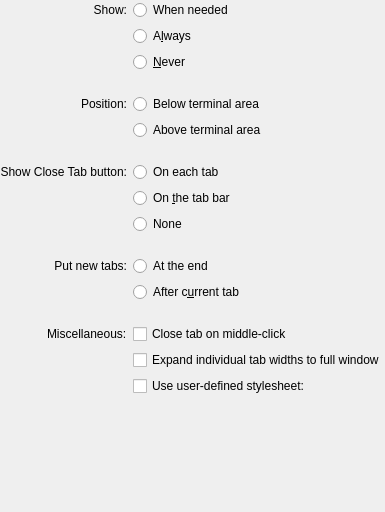
This is src/settings/TabBarSettings.ui in KDE/konsole as Qt 5 draws it before an edit. The edited form follows.
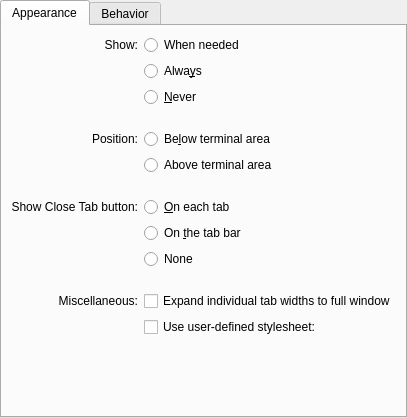
This is the edited form. Custom widgets are drawn as their Qt base class.

Commit message: Split tab bar configuration into two pages

```diff
--- a/src/settings/TabBarSettings.ui
+++ b/src/settings/TabBarSettings.ui
@@ -6,8 +6,8 @@
    <rect>
     <x>0</x>
     <y>0</y>
-    <width>384</width>
-    <height>512</height>
+    <width>382</width>
+    <height>418</height>
    </rect>
   </property>
   <layout class="QVBoxLayout" name="verticalLayout">
@@ -27,10 +27,53 @@
     <number>0</number>
    </property>
    <item>
-    <layout class="QGridLayout" name="gridLayout" columnstretch="0,0,1">
+    <widget class="QTabWidget" name="tabs">
+     <property name="currentIndex">
+      <number>0</number>
+     </property>
+     <widget class="QWidget" name="appearanceTab">
+      <attribute name="title">
+       <string comment="@title:tab Tab bar settings">Appearance</string>
+      </attribute>
+      <layout class="QVBoxLayout" name="verticalLayout_2">
+       <property name="spacing">
+        <number>0</number>
+       </property>
+       <item>
+        <layout class="QGridLayout" name="appearanceTabLayout" columnstretch="0,0,1">
      <property name="spacing">
       <number>6</number>
      </property>
+         <item row="0" column="0">
+          <widget class="QLabel" name="showTabBarLabel">
+           <property name="text">
+            <string>Show:</string>
+           </property>
+           <property name="alignment">
+            <set>Qt::AlignRight|Qt::AlignTrailing|Qt::AlignVCenter</set>
+           </property>
+          </widget>
+         </item>
+         <item row="0" column="1" colspan="2">
+          <widget class="QRadioButton" name="ShowTabBarWhenNeeded">
+           <property name="text">
+            <string>When needed</string>
+           </property>
+           <attribute name="buttonGroup">
+            <string notr="true">kcfg_TabBarVisibility</string>
+           </attribute>
+          </widget>
+         </item>
+         <item row="1" column="1" colspan="2">
+          <widget class="QRadioButton" name="AlwaysShowTabBar">
+           <property name="text">
+            <string>Alwa&amp;ys</string>
+           </property>
+           <attribute name="buttonGroup">
+            <string notr="true">kcfg_TabBarVisibility</string>
+           </attribute>
+          </widget>
+         </item>
      <item row="2" column="1" colspan="2">
       <widget class="QRadioButton" name="AlwaysHideTabBar">
        <property name="text">
@@ -41,32 +84,150 @@
        </attribute>
       </widget>
      </item>
-     <item row="16" column="1" colspan="2">
+         <item row="3" column="1" colspan="2">
+          <spacer>
+           <property name="orientation">
+            <enum>Qt::Vertical</enum>
+           </property>
+           <property name="sizeType">
+            <enum>QSizePolicy::Fixed</enum>
+           </property>
+           <property name="sizeHint" stdset="0">
+            <size>
+             <width>20</width>
+             <height>16</height>
+            </size>
+           </property>
+          </spacer>
+         </item>
+         <item row="4" column="0">
+          <widget class="QLabel" name="positionLabel">
+           <property name="text">
+            <string>Position:</string>
+           </property>
+           <property name="alignment">
+            <set>Qt::AlignRight|Qt::AlignTrailing|Qt::AlignVCenter</set>
+           </property>
+          </widget>
+         </item>
+         <item row="4" column="1" colspan="2">
+          <widget class="QRadioButton" name="Bottom">
+           <property name="text">
+            <string>Be&amp;low terminal area</string>
+           </property>
+           <attribute name="buttonGroup">
+            <string notr="true">kcfg_TabBarPosition</string>
+           </attribute>
+          </widget>
+         </item>
+         <item row="5" column="1" colspan="2">
+          <widget class="QRadioButton" name="Top">
+           <property name="text">
+            <string>Above terminal area</string>
+           </property>
+           <attribute name="buttonGroup">
+            <string notr="true">kcfg_TabBarPosition</string>
+           </attribute>
+          </widget>
+         </item>
+         <item row="6" column="1" colspan="2">
+          <spacer>
+           <property name="orientation">
+            <enum>Qt::Vertical</enum>
+           </property>
+           <property name="sizeType">
+            <enum>QSizePolicy::Fixed</enum>
+           </property>
+           <property name="sizeHint" stdset="0">
+            <size>
+             <width>20</width>
+             <height>16</height>
+            </size>
+           </property>
+          </spacer>
+         </item>
+         <item row="7" column="0" alignment="Qt::AlignRight">
+          <widget class="QLabel" name="showCloseTabButtonLabel">
+           <property name="text">
+            <string>Show Close Tab button:</string>
+           </property>
+           <property name="alignment">
+            <set>Qt::AlignRight|Qt::AlignTrailing|Qt::AlignVCenter</set>
+           </property>
+          </widget>
+         </item>
+         <item row="7" column="1" colspan="2">
+          <widget class="QRadioButton" name="OnEachTab">
+           <property name="text">
+            <string>&amp;On each tab</string>
+           </property>
+           <attribute name="buttonGroup">
+            <string notr="true">kcfg_CloseTabButton</string>
+           </attribute>
+          </widget>
+         </item>
+         <item row="8" column="1" colspan="2">
+          <widget class="QRadioButton" name="OnTabBar">
+           <property name="text">
+            <string>On &amp;the tab bar</string>
+           </property>
+           <attribute name="buttonGroup">
+            <string notr="true">kcfg_CloseTabButton</string>
+           </attribute>
+          </widget>
+         </item>
+         <item row="9" column="1" colspan="2">
+          <widget class="QRadioButton" name="None">
+           <property name="text">
+            <string comment="Do not show a close button">None</string>
+           </property>
+           <attribute name="buttonGroup">
+            <string notr="true">kcfg_CloseTabButton</string>
+           </attribute>
+          </widget>
+         </item>
+         <item row="10" column="1" colspan="2">
+          <spacer>
+           <property name="orientation">
+            <enum>Qt::Vertical</enum>
+           </property>
+           <property name="sizeType">
+            <enum>QSizePolicy::Fixed</enum>
+           </property>
+           <property name="sizeHint" stdset="0">
+            <size>
+             <width>20</width>
+             <height>16</height>
+            </size>
+           </property>
+          </spacer>
+         </item>
+         <item row="11" column="0">
+          <widget class="QLabel" name="miscellaneousAppearanceLabel">
+           <property name="text">
+            <string comment="@item:intext Miscellaneous Options">Miscellaneous:</string>
+           </property>
+           <property name="alignment">
+            <set>Qt::AlignRight|Qt::AlignTrailing|Qt::AlignVCenter</set>
+           </property>
+          </widget>
+         </item>
+         <item row="11" column="1" colspan="2">
+          <widget class="QCheckBox" name="kcfg_ExpandTabWidth">
+           <property name="text">
+            <string>Expand individual tab widths to full window</string>
+           </property>
+          </widget>
+         </item>
+         <item row="12" column="1" colspan="2">
       <widget class="QCheckBox" name="kcfg_TabBarUseUserStyleSheet">
        <property name="text">
         <string>Use user-defined stylesheet:</string>
        </property>
       </widget>
      </item>
-     <item row="12" column="1" colspan="2">
-      <widget class="QRadioButton" name="PutNewTabAfterCurrentTab">
-       <property name="text">
-        <string>After c&amp;urrent tab</string>
-       </property>
-       <attribute name="buttonGroup">
-        <string notr="true">kcfg_NewTabBehavior</string>
-       </attribute>
-      </widget>
-     </item>
-     <item row="14" column="1" colspan="2">
-      <widget class="QCheckBox" name="kcfg_CloseTabOnMiddleMouseButton">
-       <property name="text">
-        <string>Close tab on middle-click</string>
-       </property>
-      </widget>
-     </item>
-     <item row="17" column="1">
-      <spacer name="horizontalSpacer">
+         <item row="13" column="1">
+          <spacer>
        <property name="orientation">
         <enum>Qt::Horizontal</enum>
        </property>
@@ -81,27 +242,7 @@
        </property>
       </spacer>
      </item>
-     <item row="9" column="1" colspan="2">
-      <widget class="QRadioButton" name="None">
-       <property name="text">
-        <string comment="Do not show a close button">None</string>
-       </property>
-       <attribute name="buttonGroup">
-        <string notr="true">kcfg_CloseTabButton</string>
-       </attribute>
-      </widget>
-     </item>
-     <item row="7" column="0" alignment="Qt::AlignRight">
-      <widget class="QLabel" name="showCloseTabButtonLabel">
-       <property name="text">
-        <string>Show Close Tab button:</string>
-       </property>
-       <property name="alignment">
-        <set>Qt::AlignRight|Qt::AlignTrailing|Qt::AlignVCenter</set>
-       </property>
-      </widget>
-     </item>
-     <item row="17" column="2">
+         <item row="13" column="2">
       <widget class="KUrlRequester" name="kcfg_TabBarUserStyleSheetFile">
        <property name="enabled">
         <bool>false</bool>
@@ -114,50 +255,37 @@
        </property>
       </widget>
      </item>
-     <item row="8" column="1" colspan="2">
-      <widget class="QRadioButton" name="OnTabBar">
-       <property name="text">
-        <string>On &amp;the tab bar</string>
-       </property>
-       <attribute name="buttonGroup">
-        <string notr="true">kcfg_CloseTabButton</string>
-       </attribute>
-      </widget>
-     </item>
-     <item row="13" column="2">
-      <spacer name="verticalSpacer_3">
+        </layout>
+       </item>
+       <item>
+        <spacer>
        <property name="orientation">
         <enum>Qt::Vertical</enum>
        </property>
-       <property name="sizeType">
-        <enum>QSizePolicy::Fixed</enum>
-       </property>
        <property name="sizeHint" stdset="0">
         <size>
-         <width>20</width>
-         <height>16</height>
+           <width>0</width>
+           <height>0</height>
         </size>
        </property>
       </spacer>
      </item>
-     <item row="7" column="1" colspan="2">
-      <widget class="QRadioButton" name="OnEachTab">
-       <property name="text">
-        <string>On each tab</string>
-       </property>
-       <attribute name="buttonGroup">
-        <string notr="true">kcfg_CloseTabButton</string>
-       </attribute>
-      </widget>
-     </item>
-     <item row="14" column="0" alignment="Qt::AlignRight">
-      <widget class="QLabel" name="miscellaneousLabel">
-       <property name="text">
-        <string comment="@item:intext Miscellaneous Options">Miscellaneous:</string>
+      </layout>
+     </widget>
+     <widget class="QWidget" name="behaviorTab">
+      <attribute name="title">
+       <string comment="@title:tab Tab bar settings">Behavior</string>
+      </attribute>
+      <layout class="QVBoxLayout" name="verticalLayout_3">
+       <property name="spacing">
+        <number>0</number>
        </property>
-      </widget>
-     </item>
-     <item row="11" column="0">
+       <item>
+        <layout class="QGridLayout" name="behaviorTabLayout" columnstretch="0,0,1">
+         <property name="spacing">
+          <number>6</number>
+         </property>
+         <item row="0" column="0">
       <widget class="QLabel" name="putNewTabsLabel">
        <property name="text">
         <string>Put new tabs:</string>
@@ -167,91 +295,28 @@
        </property>
       </widget>
      </item>
-     <item row="6" column="2">
-      <spacer name="verticalSpacer_2">
-       <property name="orientation">
-        <enum>Qt::Vertical</enum>
-       </property>
-       <property name="sizeType">
-        <enum>QSizePolicy::Fixed</enum>
-       </property>
-       <property name="sizeHint" stdset="0">
-        <size>
-         <width>20</width>
-         <height>16</height>
-        </size>
-       </property>
-      </spacer>
-     </item>
-     <item row="4" column="0">
-      <widget class="QLabel" name="positionLabel">
-       <property name="text">
-        <string>Position:</string>
-       </property>
-       <property name="alignment">
-        <set>Qt::AlignRight|Qt::AlignTrailing|Qt::AlignVCenter</set>
-       </property>
-      </widget>
-     </item>
-     <item row="11" column="1" colspan="2">
+         <item row="0" column="1" colspan="2">
       <widget class="QRadioButton" name="PutNewTabAtTheEnd">
        <property name="text">
-        <string>At the end</string>
+            <string>At &amp;the end</string>
        </property>
        <attribute name="buttonGroup">
         <string notr="true">kcfg_NewTabBehavior</string>
        </attribute>
       </widget>
      </item>
-     <item row="0" column="1" colspan="2">
-      <widget class="QRadioButton" name="ShowTabBarWhenNeeded">
-       <property name="text">
-        <string>When needed</string>
-       </property>
-       <attribute name="buttonGroup">
-        <string notr="true">kcfg_TabBarVisibility</string>
-       </attribute>
-      </widget>
-     </item>
      <item row="1" column="1" colspan="2">
-      <widget class="QRadioButton" name="AlwaysShowTabBar">
+          <widget class="QRadioButton" name="PutNewTabAfterCurrentTab">
        <property name="text">
-        <string>A&amp;lways</string>
+            <string>After current &amp;tab</string>
        </property>
        <attribute name="buttonGroup">
         <string notr="true">kcfg_TabBarVisibility</string>
        </attribute>
       </widget>
      </item>
-     <item row="4" column="1" colspan="2">
-      <widget class="QRadioButton" name="Bottom">
-       <property name="text">
-        <string>Below terminal area</string>
-       </property>
-       <attribute name="buttonGroup">
-        <string notr="true">kcfg_TabBarPosition</string>
-       </attribute>
-      </widget>
-     </item>
-     <item row="5" column="1" colspan="2">
-      <widget class="QRadioButton" name="Top">
-       <property name="text">
-        <string>Above terminal area</string>
-       </property>
-       <attribute name="buttonGroup">
-        <string notr="true">kcfg_TabBarPosition</string>
-       </attribute>
-      </widget>
-     </item>
-     <item row="15" column="1" colspan="2">
-      <widget class="QCheckBox" name="kcfg_ExpandTabWidth">
-       <property name="text">
-        <string>Expand individual tab widths to full window</string>
-       </property>
-      </widget>
-     </item>
-     <item row="10" column="2">
-      <spacer name="verticalSpacer_4">
+         <item row="2" column="1" colspan="2">
+          <spacer>
        <property name="orientation">
         <enum>Qt::Vertical</enum>
        </property>
@@ -266,32 +331,23 @@
        </property>
       </spacer>
      </item>
-     <item row="3" column="2">
-      <spacer name="verticalSpacer">
-       <property name="orientation">
-        <enum>Qt::Vertical</enum>
-       </property>
-       <property name="sizeType">
-        <enum>QSizePolicy::Fixed</enum>
-       </property>
-       <property name="sizeHint" stdset="0">
-        <size>
-         <width>20</width>
-         <height>16</height>
-        </size>
-       </property>
-      </spacer>
-     </item>
-     <item row="0" column="0">
-      <widget class="QLabel" name="showTabBarLabel">
+         <item row="3" column="0">
+          <widget class="QLabel" name="miscellaneousBehaviorLabel">
        <property name="text">
-        <string>Show:</string>
+            <string comment="@item:intext Miscellaneous Options">Miscellaneous:</string>
        </property>
        <property name="alignment">
         <set>Qt::AlignRight|Qt::AlignTrailing|Qt::AlignVCenter</set>
        </property>
       </widget>
      </item>
+         <item row="3" column="1" colspan="2">
+          <widget class="QCheckBox" name="kcfg_CloseTabOnMiddleMouseButton">
+           <property name="text">
+            <string>Close tab on middle-click</string>
+           </property>
+          </widget>
+         </item>
     </layout>
    </item>
    <item>
@@ -301,11 +357,15 @@
      </property>
      <property name="sizeHint" stdset="0">
       <size>
-       <width>20</width>
+           <width>0</width>
        <height>0</height>
       </size>
      </property>
     </spacer>
+       </item>
+      </layout>
+     </widget>
+    </widget>
    </item>
   </layout>
  </widget>
```
Left out of the diff: 251 changed lines with no effect on the pictures. Lines whose indentation alone changed are shown as unchanged. The commit also changes 1 other file.
